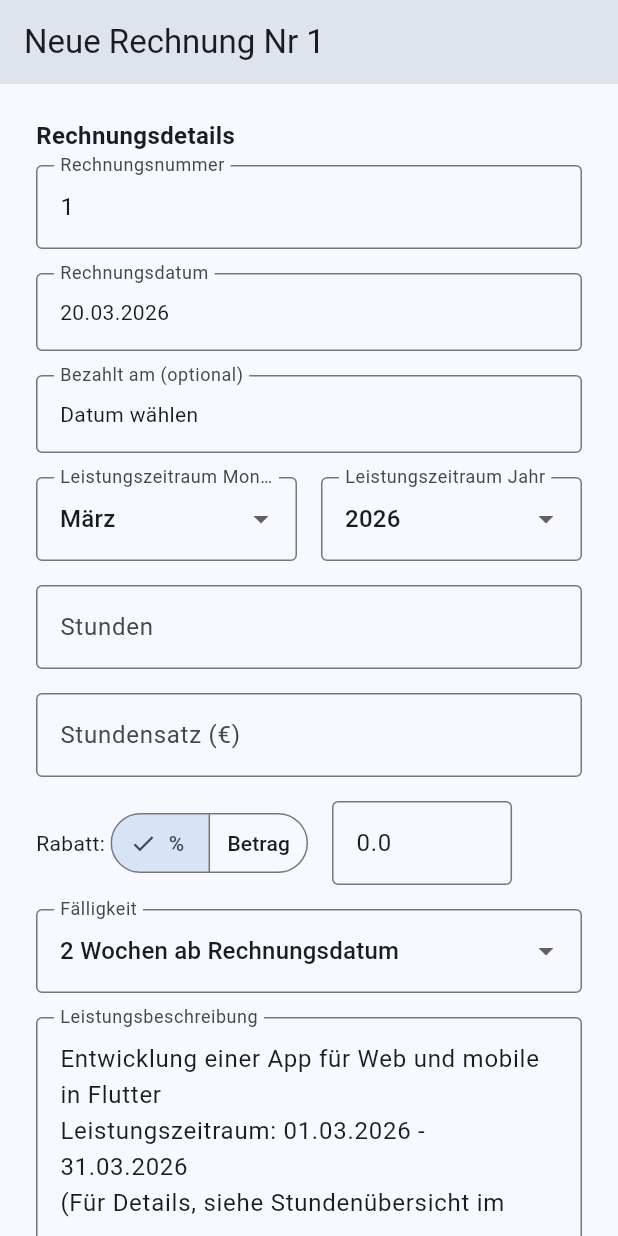
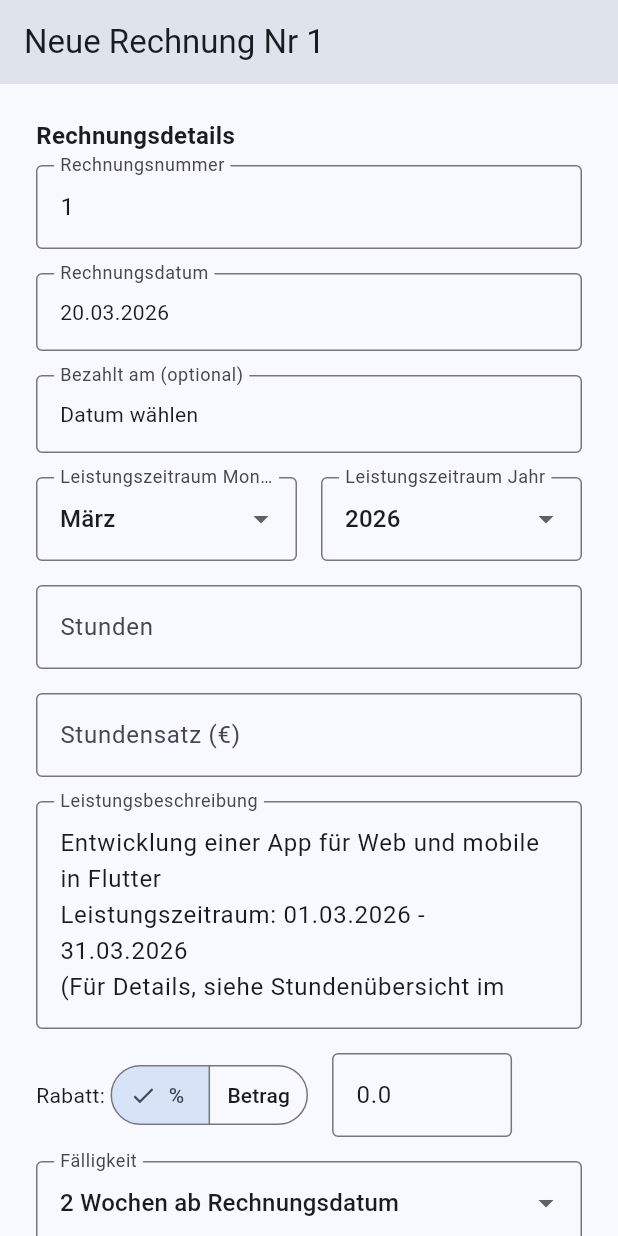
Before and after one commit to riobijanero/invoice_manager, a Flutter app: the InvoiceFormScreen screen opened by its route, scrolled down 1152 dp, on a phone screen of 412 x 824 dp. Run offline on Flutter 3.47's test engine with Material 3 defaults, Android fonts, the light colour scheme and no system bars; our stand-ins replace file_picker, flutter_riverpod, freezed_annotation, go_router, pdf, printing.

Commit message:
move Leistungsbeschreibung in form screen

```diff
--- a/lib/features/form/invoice_detail_fields.dart
+++ b/lib/features/form/invoice_detail_fields.dart
@@ -186,6 +186,17 @@
           },
         ),
         const SizedBox(height: 16),
+        TextFormField(
+          controller: serviceDescriptionController,
+          decoration: const InputDecoration(
+            labelText: 'Leistungsbeschreibung',
+            border: OutlineInputBorder(),
+            alignLabelWithHint: true,
+          ),
+          maxLines: 5,
+          validator: (v) => (v == null || v.trim().isEmpty) ? 'Pflichtfeld' : null,
+        ),
+        const SizedBox(height: 16),
         Row(
           children: [
             const Text('Rabatt: '),
@@ -248,17 +259,6 @@
             ),
           ),
         ],
-        const SizedBox(height: 16),
-        TextFormField(
-          controller: serviceDescriptionController,
-          decoration: const InputDecoration(
-            labelText: 'Leistungsbeschreibung',
-            border: OutlineInputBorder(),
-            alignLabelWithHint: true,
-          ),
-          maxLines: 5,
-          validator: (v) => (v == null || v.trim().isEmpty) ? 'Pflichtfeld' : null,
-        ),
       ],
     );
   }
```
